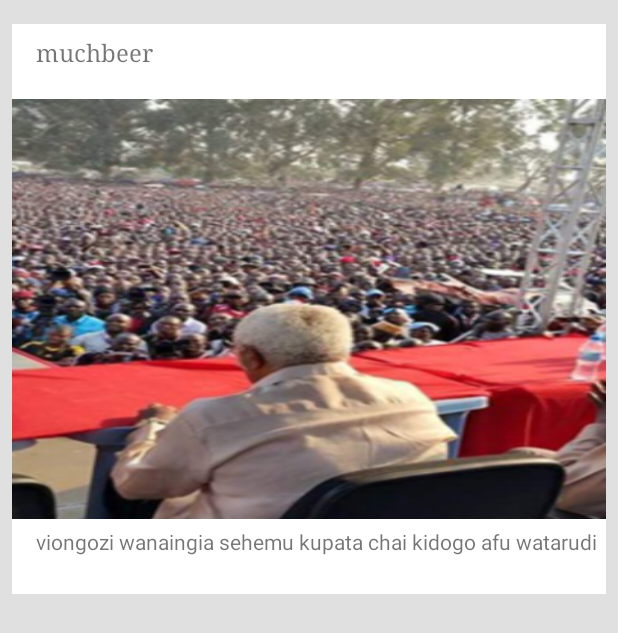
After one commit to muchbeer/SokoHuruHideScrollbar, an Android app: the layout fragment_rais_feel.xml on its own in the app's theme, with its tools: preview values and no code run, on a phone screen of 412 x 824 dp. The commit adds this screen. Shown: the top 633 px of the screen. Run offline under Robolectric (Android 15) with nearby library versions, the phone set to English and light mode, and no system bars.

Commit message:
Designing

```diff
--- a/app/src/main/AndroidManifest.xml
+++ b/app/src/main/AndroidManifest.xml
@@ -1,6 +1,8 @@
 <?xml version="1.0" encoding="utf-8"?>
 <manifest xmlns:android="http://schemas.android.com/apk/res/android"
     package="sokohuru.muchbeer.king.sokohuruhidescrollbar" >
+
+    <uses-permission android:name="android.permission.INTERNET"/>
 
     <application
         android:allowBackup="true"
@@ -22,6 +24,9 @@
             android:name=".activities.swipeable.DetailActivityMain"
             android:label="@string/title_activity_detail_activity_main" >
         </activity>
+
+
+
     </application>
 
 </manifest>
--- /dev/null
+++ b/app/src/main/res/layout/fragment_rais_feel.xml
@@ -0,0 +1,52 @@
+<?xml version="1.0" encoding="utf-8"?>
+<LinearLayout xmlns:android="http://schemas.android.com/apk/res/android"
+    android:layout_width="match_parent"
+    android:layout_height="match_parent"
+    android:orientation="vertical"
+    android:background="@color/backgroundcode"
+    android:id="@+id/backtoback">
+
+    <TextView
+        android:layout_marginTop="16dp"
+        android:layout_marginLeft="8dp"
+        android:layout_marginRight="8dp"
+        android:paddingTop="8dp"
+        android:id="@+id/username"
+        android:layout_width="match_parent"
+        android:layout_height="50dp"
+        android:paddingLeft="16dp"
+        android:text="muchbeer"
+        android:textSize="16dp"
+        android:typeface="serif"
+        android:background="@color/whitie"
+        android:layout_gravity="center_horizontal"
+        />
+
+        <ImageView
+            android:layout_marginLeft="8dp"
+            android:layout_marginRight="8dp"
+            android:layout_width="match_parent"
+            android:layout_height="280dp"
+            android:id="@+id/image"
+            android:layout_gravity="center_horizontal"
+            android:background="@drawable/loa"
+            />
+        <TextView
+            android:id="@+id/title"
+            android:layout_height="50dp"
+            android:background="@color/whitie"
+            android:layout_width="match_parent"
+            android:layout_gravity="center_horizontal"
+            android:layout_marginLeft="8dp"
+            android:layout_marginRight="8dp"
+            android:paddingTop="5dp"
+
+            android:maxLines="2"
+            android:paddingLeft="16dp"
+            android:ellipsize="end"
+            android:text="viongozi wanaingia sehemu kupata chai kidogo afu watarudi"
+            />
+
+
+
+</LinearLayout>
--- a/app/src/main/res/values/colors.xml
+++ b/app/src/main/res/values/colors.xml
@@ -30,8 +30,9 @@
   <color name="primaryColor">#E91E63</color>
   <color name="primaryColorDark">#C2185B</color>
   <color name="secondaryColor">#FF4081</color>
-  <color name="background">#E0E0E0</color>
+  <color name="backgroundcode">#E0E0E0</color>
   <color name="accentColor">#2196F3</color>
   <color name="whitie">#FFFFFF</color>
+  <color name="gray">#ff888888</color>
 
 </resources>
--- a/app/src/main/res/values/styles.xml
+++ b/app/src/main/res/values/styles.xml
@@ -19,6 +19,7 @@
         <item name="android:paddingBottom">24dp</item>
         <item name="android:orientation">vertical</item>
     </style>
-
+    <style name="BlackNoBarsTheme" parent="android:Theme.Black.NoTitleBar.Fullscreen"/>
+    <style name="BlackNoTitleBarTheme" parent="android:Theme.Black.NoTitleBar"/>
 
 </resources>
```
Also changed, not shown: app/src/main/java/sokohuru/muchbeer/king/sokohuruhidescrollbar/activities/MainActivity.java (+1 -11 lines), app/src/main/res/drawable/circle.xml (added, +99 -0 lines), app/src/main/res/layout-land/fragments_demo.xml (added, +38 -0 lines), app/src/main/res/layout-land/player_controls_demo.xml (added, +103 -0 lines), app/src/main/res/layout-land/playerview_demo.xml (added, +37 -0 lines), app/src/main/res/layout/include_list_viewpager.xml (+1 -7 lines), app/src/main/res/values-v11/styles.xml (added, +14 -0 lines), app/src/main/res/values/constants.xml (added, +25 -0 lines), app/src/main/res/values/strings.xml (+52 -1 lines), app/src/main/res/drawable-mdpi/loa.png (added), 1 other file.
